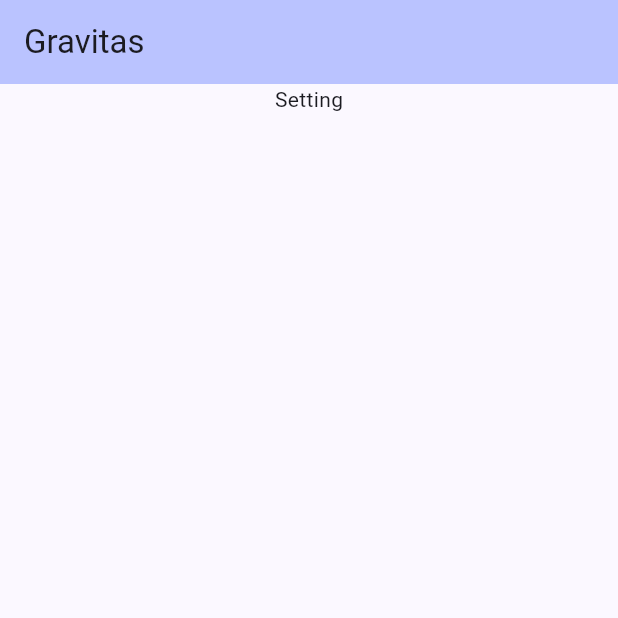
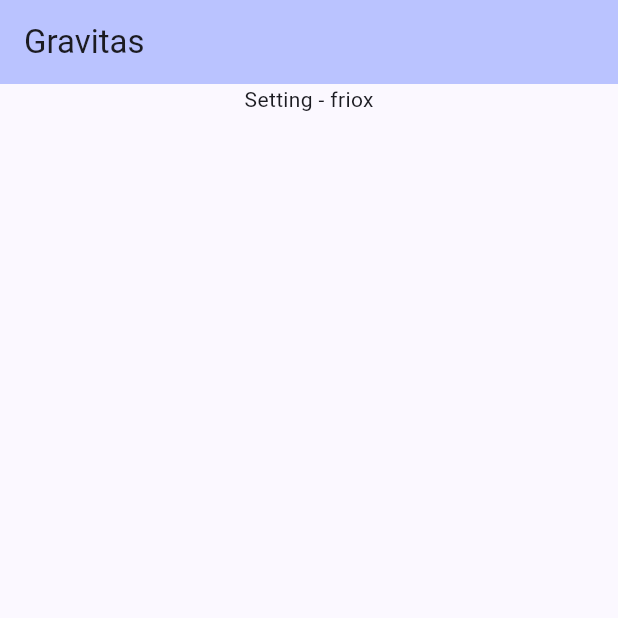
Before and after one commit to MinorFlow/gravitas_app, a Flutter app: the screen it shows after launch, swiped to page 5, on a phone screen of 412 x 824 dp, the top half of it. Run offline on Flutter 3.47's test engine with Material 2 defaults, Android fonts, the phone set to English and light mode, and no system bars.

Commit message:
update setting page

```diff
--- a/lib/setting/pages/setting_page.dart
+++ b/lib/setting/pages/setting_page.dart
@@ -17,7 +17,7 @@ class _SettingPageState extends State<SettingPage> with AutomaticKeepAliveClient
     super.build(context);
     return const Column(
       children: [
-        Text('Setting')
+        Text('Setting - friox')
       ],
     );
   }
```
